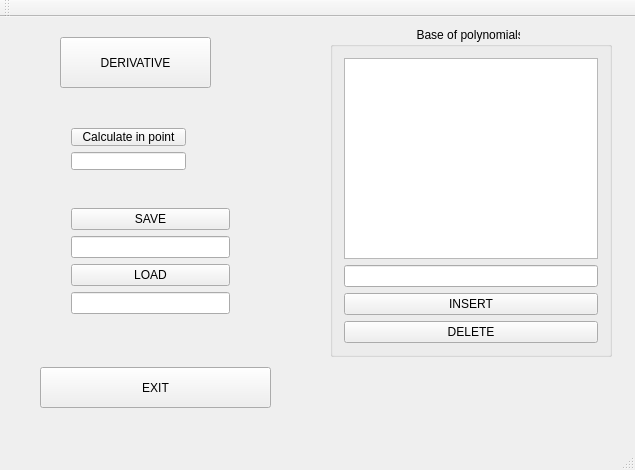
Qt form Polynomials/mainwindow.ui (GodBlessedRasl/polynomial) before a commit.
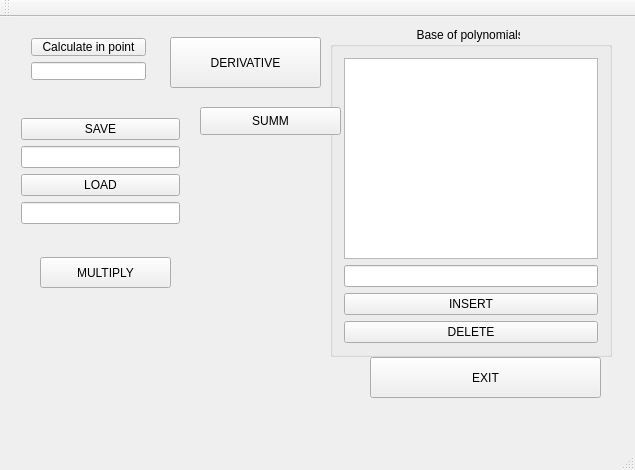
The same form after that commit.

Diff of the .ui file:
```diff
--- a/Polynomials/mainwindow.ui
+++ b/Polynomials/mainwindow.ui
@@ -17,8 +17,8 @@
    <widget class="QPushButton" name="EXIT">
     <property name="geometry">
      <rect>
-      <x>40</x>
-      <y>350</y>
+      <x>370</x>
+      <y>340</y>
       <width>231</width>
       <height>41</height>
      </rect>
@@ -65,7 +65,7 @@
    <widget class="QPushButton" name="DERIVATIVE">
     <property name="geometry">
      <rect>
-      <x>60</x>
+      <x>170</x>
       <y>20</y>
       <width>151</width>
       <height>51</height>
@@ -75,11 +75,11 @@
      <string>DERIVATIVE</string>
     </property>
    </widget>
-   <widget class="QWidget" name="">
+   <widget class="QWidget" name="layoutWidget">
     <property name="geometry">
      <rect>
-      <x>60</x>
-      <y>100</y>
+      <x>20</x>
+      <y>10</y>
       <width>137</width>
       <height>64</height>
      </rect>
@@ -97,11 +97,11 @@
      </item>
     </layout>
    </widget>
-   <widget class="QWidget" name="">
+   <widget class="QWidget" name="layoutWidget">
     <property name="geometry">
      <rect>
-      <x>60</x>
-      <y>180</y>
+      <x>10</x>
+      <y>90</y>
       <width>181</width>
       <height>132</height>
      </rect>
@@ -129,6 +129,32 @@
      </item>
     </layout>
    </widget>
+   <widget class="QPushButton" name="SUM">
+    <property name="geometry">
+     <rect>
+      <x>200</x>
+      <y>90</y>
+      <width>141</width>
+      <height>28</height>
+     </rect>
+    </property>
+    <property name="text">
+     <string>SUMM</string>
+    </property>
+   </widget>
+   <widget class="QPushButton" name="multiply">
+    <property name="geometry">
+     <rect>
+      <x>40</x>
+      <y>240</y>
+      <width>131</width>
+      <height>31</height>
+     </rect>
+    </property>
+    <property name="text">
+     <string>MULTIPLY</string>
+    </property>
+   </widget>
   </widget>
   <widget class="QMenuBar" name="menuBar">
    <property name="geometry">
```
